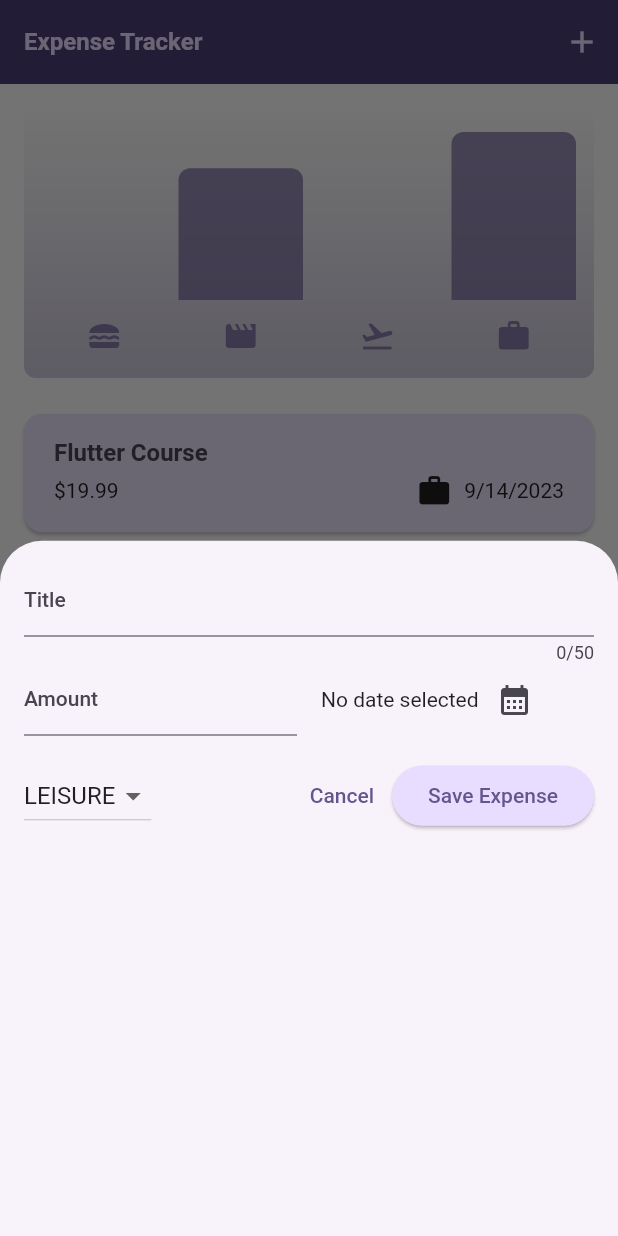
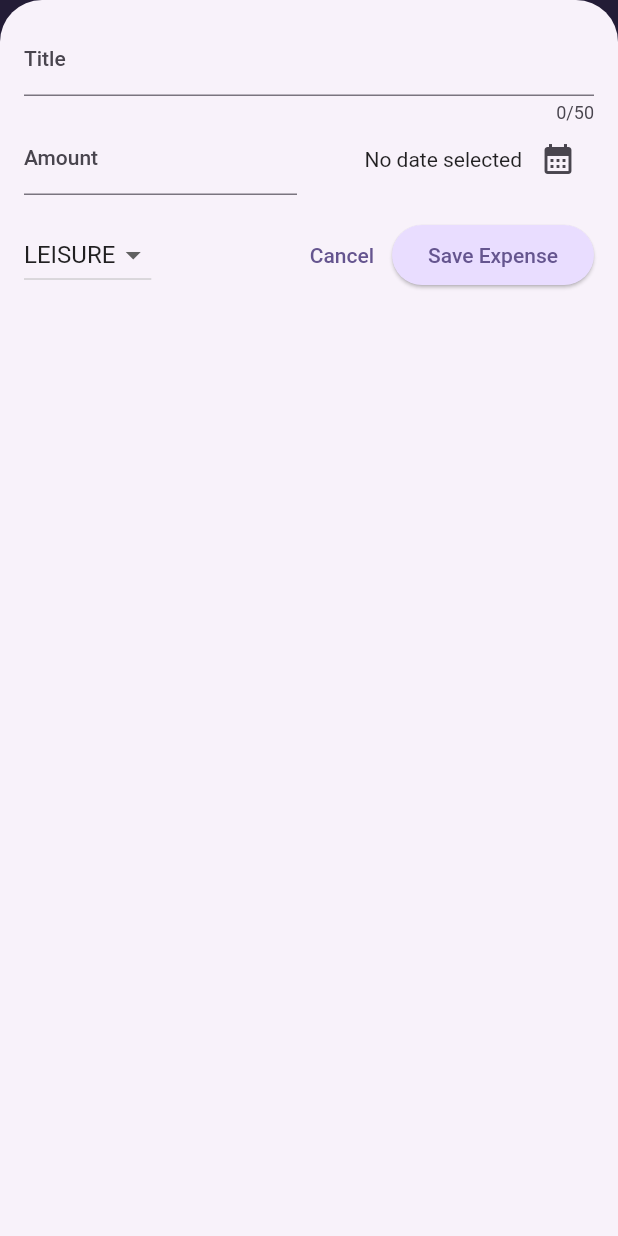
Before and after one commit to seadynamic8/expense_tracker2, a Flutter app: the screen it shows after launch, after a tap on the "add" icon, on a phone screen of 412 x 824 dp. Run offline on Flutter 3.47's test engine with Material 2 defaults, Android fonts, the phone set to English and light mode, and no system bars.

Commit message:
Update for responsive layout

```diff
--- a/lib/widgets/expenses.dart
+++ b/lib/widgets/expenses.dart
@@ -30,6 +30,8 @@ class _ExpensesState extends State<Expenses> {
 
   void _openAddExpenseOverlay() {
     showModalBottomSheet(
+      useSafeArea: true,
+      isScrollControlled: true,
       context: context,
       builder: (ctx) => NewExpense(addExpense: _addExpense),
     );
@@ -73,6 +75,8 @@ class _ExpensesState extends State<Expenses> {
 
   @override
   Widget build(BuildContext context) {
+    final width = MediaQuery.of(context).size.width;
+
     Widget mainContent = const Center(
       child: Text('No expenses found. Start adding some!'),
     );
@@ -85,6 +89,7 @@ class _ExpensesState extends State<Expenses> {
     }
 
     return Scaffold(
+      resizeToAvoidBottomInset: false,
       appBar: AppBar(
         title: const Text('Expense Tracker'),
         actions: [
@@ -94,9 +99,18 @@ class _ExpensesState extends State<Expenses> {
           )
         ],
       ),
-      body: Column(
+      body: width < 600
+          ? Column(
               children: [
                 Chart(expenses: _registeredExpenses),
+                Expanded(
+                  child: mainContent,
+                ),
+              ],
+            )
+          : Row(
+              children: [
+                Expanded(child: Chart(expenses: _registeredExpenses)),
                 Expanded(
                   child: mainContent,
                 ),
--- a/lib/widgets/expenses/chart/chart.dart
+++ b/lib/widgets/expenses/chart/chart.dart
@@ -29,6 +29,7 @@ class Chart extends StatelessWidget {
 
   @override
   Widget build(BuildContext context) {
+    final width = MediaQuery.of(context).size.width;
     final buckets = getBuckets();
     final maxTotalExpense = getMaxTotalExpense(buckets);
 
@@ -36,7 +37,7 @@ class Chart extends StatelessWidget {
       margin: const EdgeInsets.all(16),
       padding: const EdgeInsets.symmetric(horizontal: 8, vertical: 16),
       width: double.infinity,
-      height: 180,
+      height: width < 600 ? 180 : double.infinity,
       decoration: BoxDecoration(
         borderRadius: BorderRadius.circular(8),
         gradient: LinearGradient(
--- a/lib/widgets/expenses/form/expense_date_picker.dart
+++ b/lib/widgets/expenses/form/expense_date_picker.dart
@@ -38,6 +38,7 @@ class _ExpenseDatePickerState extends State<ExpenseDatePicker> {
   @override
   Widget build(BuildContext context) {
     return Row(
+      mainAxisAlignment: MainAxisAlignment.end,
       children: [
         Text(_selectedDate == null
             ? 'No date selected'
--- a/lib/widgets/expenses/new_expense.dart
+++ b/lib/widgets/expenses/new_expense.dart
@@ -82,11 +82,48 @@ class _NewExpenseState extends State<NewExpense> {
   Widget build(BuildContext context) {
     final keyboardSpace = MediaQuery.of(context).viewInsets.bottom;
 
-    return Padding(
+    return LayoutBuilder(builder: (ctx, constraints) {
+      final width = constraints.maxWidth;
+
+      return SizedBox(
+        height: double.infinity,
+        child: SingleChildScrollView(
+          child: Padding(
             padding: EdgeInsets.fromLTRB(16, 16, 16, keyboardSpace + 16),
             child: Column(
               children: [
+                if (width >= 600)
+                  Row(
+                    crossAxisAlignment: CrossAxisAlignment.start,
+                    children: [
+                      Expanded(
+                        child: TitleField(titleController: _titleController),
+                      ),
+                      const SizedBox(
+                        width: 24,
+                      ),
+                      Expanded(
+                        child: AmountField(amountController: _amountController),
+                      ),
+                    ],
+                  )
+                else
                   TitleField(titleController: _titleController),
+                if (width >= 600)
+                  Row(
+                    children: [
+                      CategoryDropdown(
+                          selectedCategory: _selectedCategory,
+                          selectCategory: _selectCategory),
+                      const SizedBox(
+                        width: 24,
+                      ),
+                      Expanded(
+                        child: ExpenseDatePicker(selectDate: _selectDate),
+                      ),
+                    ],
+                  )
+                else
                   Row(
                     children: [
                       Expanded(
@@ -103,6 +140,23 @@ class _NewExpenseState extends State<NewExpense> {
                 const SizedBox(
                   height: 16,
                 ),
+                if (width >= 600)
+                  Row(
+                    children: [
+                      const Spacer(),
+                      TextButton(
+                        onPressed: () {
+                          Navigator.pop(context);
+                        },
+                        child: const Text('Cancel'),
+                      ),
+                      ElevatedButton(
+                        onPressed: _submitExpenseData,
+                        child: const Text('Save Expense'),
+                      ),
+                    ],
+                  )
+                else
                   Row(
                     children: [
                       CategoryDropdown(
@@ -123,6 +177,9 @@ class _NewExpenseState extends State<NewExpense> {
                   )
               ],
             ),
+          ),
+        ),
       );
+    });
   }
 }
```
Lines whose indentation alone changed are shown as unchanged.
